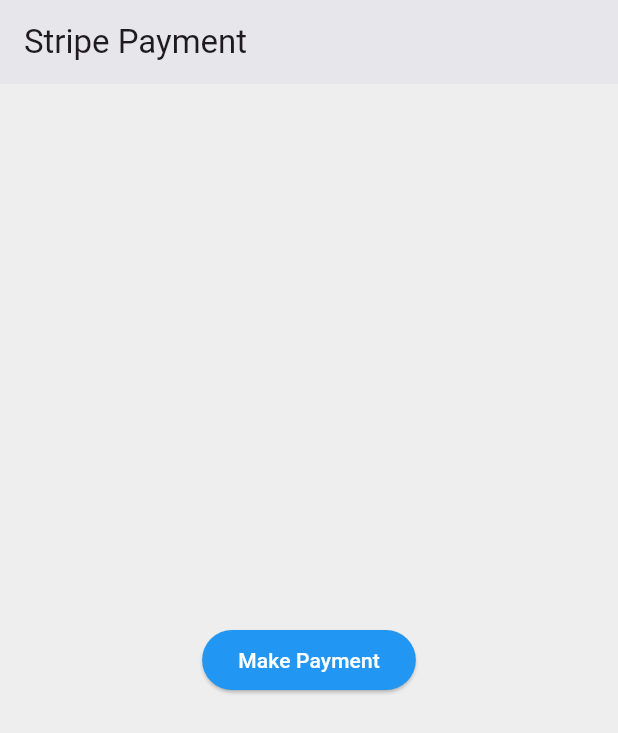
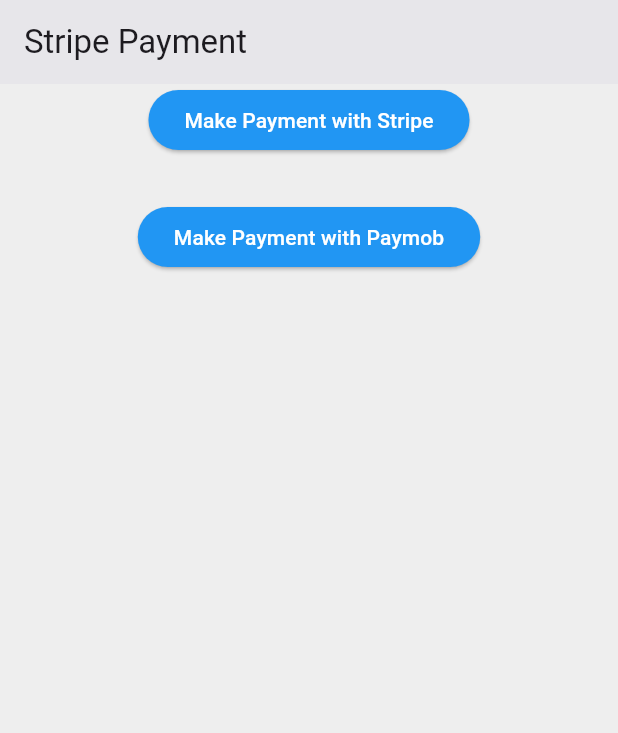
Before and after one commit to Ahmedmahmouddd/all-payment-methods, a Flutter app: the screen it shows after launch, on a phone screen of 412 x 824 dp. Shown: the top 733 px of the screen. Run offline on Flutter 3.47's test engine with Material 3 defaults, Android fonts, the phone set to English and light mode, and no system bars; our stand-ins replace dio; missing offline and left inert: flutter_stripe.

Commit message:
payment with paymob done

```diff
--- a/lib/home/home_screen.dart
+++ b/lib/home/home_screen.dart
@@ -1,8 +1,19 @@
 import 'package:flutter/material.dart';
-import 'package:stripe_payment_app/stripe_payment/payment_manager.dart';
+import 'package:stripe_payment_app/paymob_payment/paymob_manager.dart';
+import 'package:stripe_payment_app/stripe_payment/stripe_manager.dart';
 
 class HomeScreen extends StatelessWidget {
   const HomeScreen({super.key});
+
+  Future<void> payWithStripe({required int amount, required String currency}) async {
+    StripePaymentManager.payWithStripe(amount, currency);
+  }
+
+  Future<void> payWithPaymob({required int amount}) async {
+    PaymobPaymentManager().payWithPayMob(amount: amount).then((String paymentKey) {
+      Uri.parse("https://accept.paymob.com/api/acceptance/iframes/791787?payment_token=$paymentKey");
+    });
+  }
 
   @override
   Widget build(BuildContext context) {
@@ -13,12 +24,24 @@
         elevation: 1,
         title: const Text("Stripe Payment"),
       ),
-      body: Center(
-        child: ElevatedButton(
-          style: ElevatedButton.styleFrom(backgroundColor: Colors.blue),
-          child: const Text("Make Payment", style: TextStyle(color: Colors.white)),
-          onPressed: () => PaymentManager.payWithStripe(10, "USD"),
-        ),
+      body: Column(
+        children: [
+          Center(
+            child: ElevatedButton(
+              style: ElevatedButton.styleFrom(backgroundColor: Colors.blue),
+              child: const Text("Make Payment with Stripe", style: TextStyle(color: Colors.white)),
+              onPressed: () => payWithStripe(amount: 10, currency: "USD"),
+            ),
+          ),
+          SizedBox(height: 30),
+          Center(
+            child: ElevatedButton(
+              style: ElevatedButton.styleFrom(backgroundColor: Colors.blue),
+              child: const Text("Make Payment with Paymob", style: TextStyle(color: Colors.white)),
+              onPressed: () => payWithPaymob(amount: 10),
+            ),
+          ),
+        ],
       ),
     );
   }
--- /dev/null
+++ b/lib/paymob_payment/paymob_keys.dart
@@ -0,0 +1,4 @@
+abstract class PaymobApiKeys {
+  static const String apiKey = "";
+  static const String integrationId = "";
+}
--- a/lib/stripe_payment/payment_manager.dart
+++ b/lib/stripe_payment/stripe_manager.dart
@@ -4,7 +4,7 @@
 import 'package:flutter_stripe/flutter_stripe.dart';
 import 'package:stripe_payment_app/stripe_payment/stripe_keys.dart';
 
-abstract class PaymentManager {
+abstract class StripePaymentManager {
   static Future<void> payWithStripe(int amount, String currency) async {
     try {
       String clientSecret = await _getClientSecret((amount * 100).toString(), currency);
--- a/pubspec.yaml
+++ b/pubspec.yaml
@@ -33,6 +33,7 @@
   flutter:
     sdk: flutter
   flutter_stripe: ^11.4.0
+  url_launcher: ^6.3.1
 
 dev_dependencies:
   flutter_lints: ^5.0.0
```
Also changed, not shown: lib/paymob_payment/paymob_manager.dart (added, +86 -0 lines), pubspec.lock, 5 other files.
